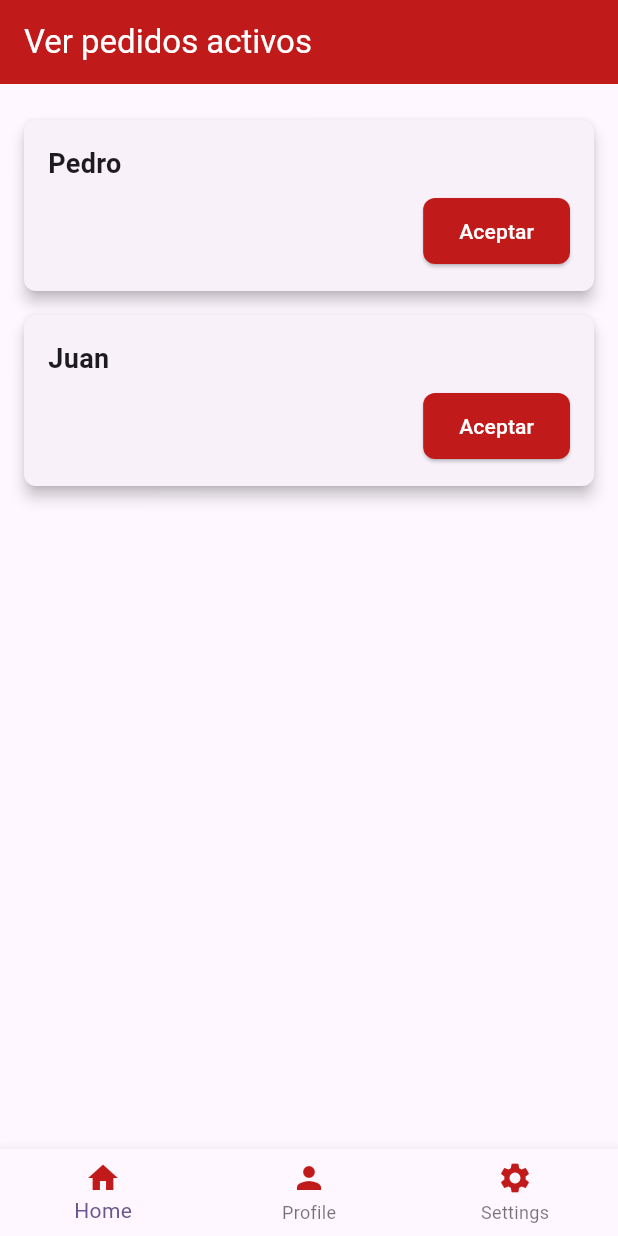
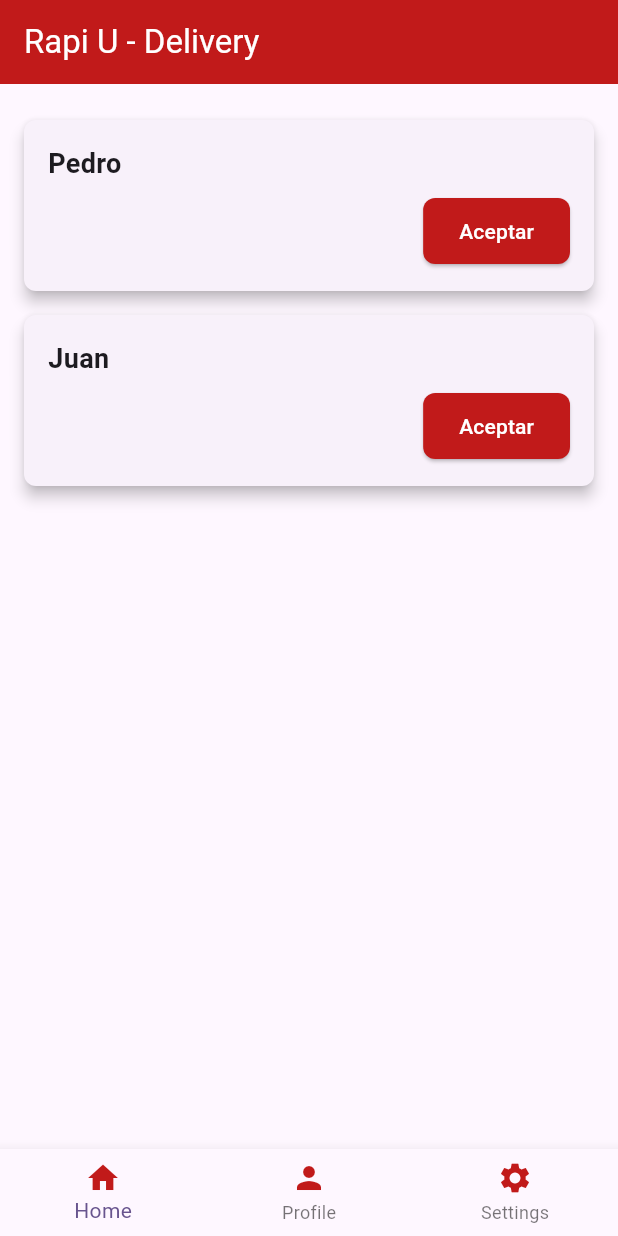
Before and after one commit to juanpabl0svn/rapi-u-delivery, a Flutter app: the HomeScreen screen opened by its route, on a phone screen of 412 x 824 dp. Run offline on Flutter 3.47's test engine with Material 3 defaults, Android fonts, the phone set to English and light mode, and no system bars; our stand-ins replace flutter_riverpod, go_router, riverpod_annotation; generated files the repository leaves out were written again.

Commit message:
mejoras diseno

```diff
--- a/lib/screens/home_screen.dart
+++ b/lib/screens/home_screen.dart
@@ -26,7 +26,7 @@ class _HomeScreen extends ConsumerState<HomeScreen> {
     return Scaffold(
       appBar: AppBar(
         title: const Text(
-          'Ver pedidos activos',
+          'Rapi U - Delivery',
           style: TextStyle(color: Colors.white),
         ),
         backgroundColor: AppTheme.primaryColor,
--- a/lib/views/profilie_view.dart
+++ b/lib/views/profilie_view.dart
@@ -1,6 +1,5 @@
 import 'package:flutter/material.dart';
 import 'package:flutter_riverpod/flutter_riverpod.dart';
-import 'package:myapp/core/app_theme.dart';
 
 class ProfileView extends ConsumerStatefulWidget {
   const ProfileView({super.key});
```
